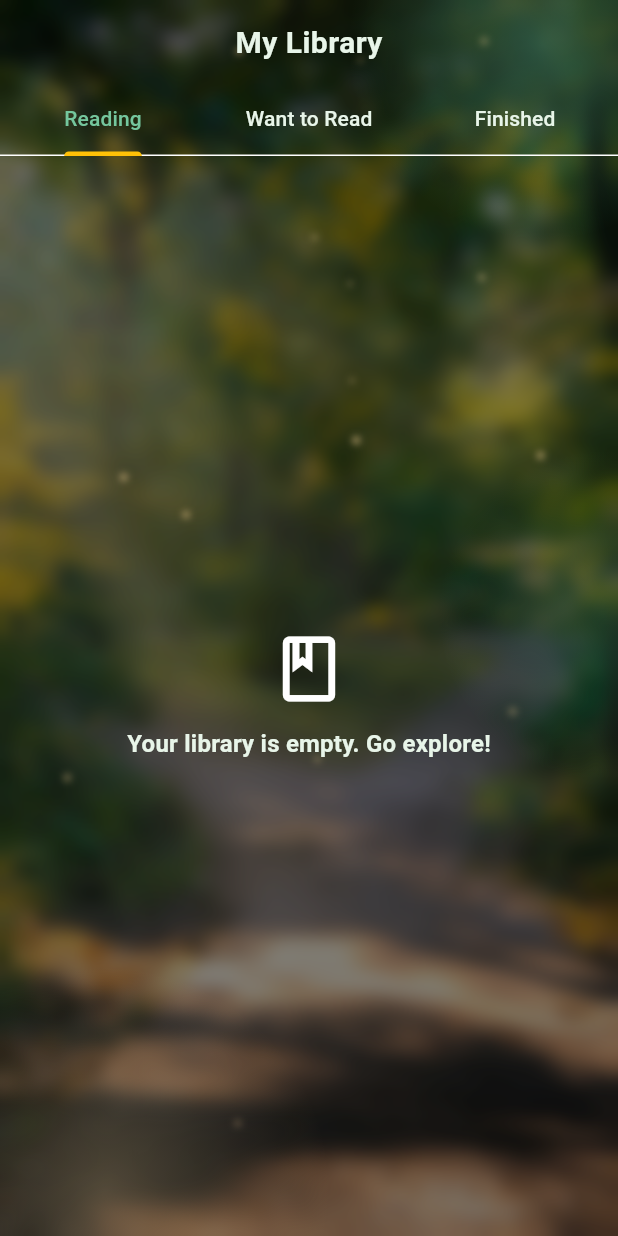
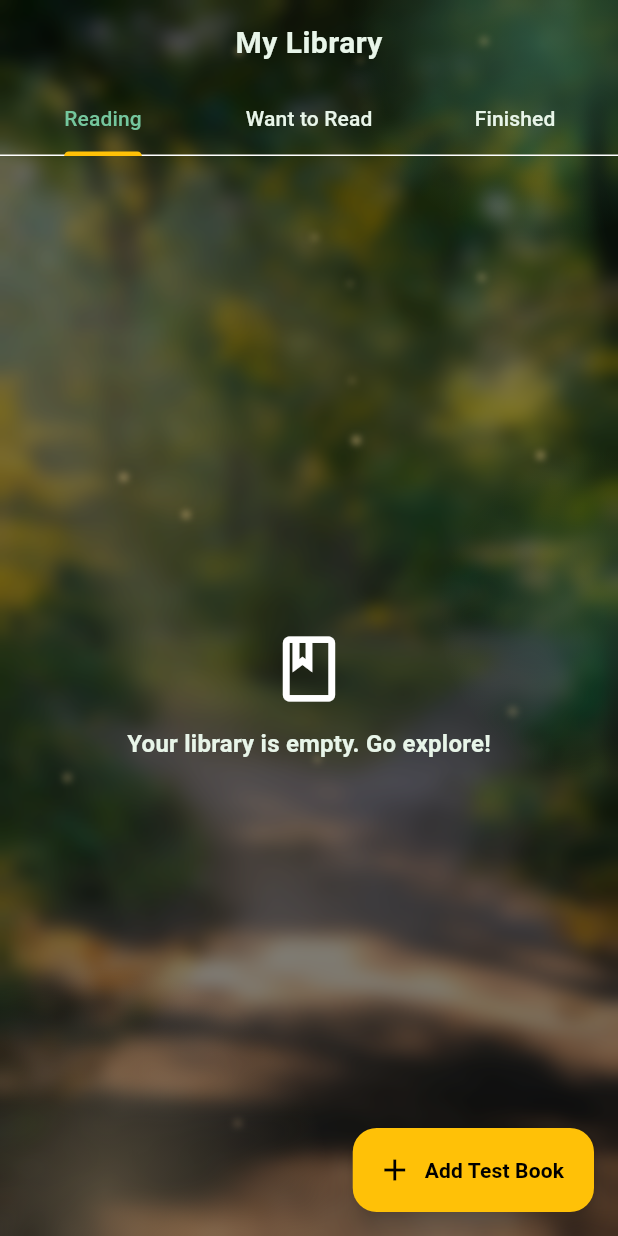
Before and after one commit to nonomasry2006-sudo/Empty-PagePal, a Flutter app: the screen it shows after launch, on a phone screen of 412 x 824 dp. Run offline on Flutter 3.47's test engine with Material 3 defaults, Android fonts, the phone set to English and light mode, and no system bars; our stand-ins replace cached_network_image, equatable, flutter_bloc, go_router, hive, hive_flutter and 1 more; accounts and stored records are empty; generated files the repository leaves out were written again.

Commit message:
feat: more library updates

```diff
--- a/lib/core/storage/hive_service.dart
+++ b/lib/core/storage/hive_service.dart
@@ -1,5 +1,7 @@
 import 'package:hive_flutter/hive_flutter.dart';
 import '../../features/library/models/shelf_book_model.dart';
+// Note: Verify this path correctly points to the frozen BookModel
+import '../../features/explore/models/book_model.dart';
 
 class HiveService {
   HiveService._();
@@ -7,9 +9,11 @@ class HiveService {
   static Future<void> init() async {
     await Hive.initFlutter();
 
-    // Register adapters
+    // Register all adapters here
     Hive.registerAdapter(ShelfStatusAdapter());
+    Hive.registerAdapter(BookModelAdapter()); // <-- Added BookModel
     Hive.registerAdapter(ShelfBookModelAdapter());
+
     await Hive.openBox<ShelfBookModel>('shelves');
   }
 }
--- a/lib/features/explore/models/book_model.dart
+++ b/lib/features/explore/models/book_model.dart
@@ -1,13 +1,25 @@
+import 'package:hive/hive.dart';
+
+part 'book_model.g.dart';
+
+@HiveType(typeId: 2)
 class BookModel {
-  const BookModel({
+  @HiveField(0)
+  final String id;
+
+  @HiveField(1)
+  final String title;
+
+  @HiveField(2)
+  final String author;
+
+  @HiveField(3)
+  final String? coverUrl;
+
+  BookModel({
     required this.id,
     required this.title,
     required this.author,
     this.coverUrl,
   });
-
-  final String id;
-  final String title;
-  final String author;
-  final String? coverUrl;
 }
--- a/lib/features/library/presentation/screens/library_screen.dart
+++ b/lib/features/library/presentation/screens/library_screen.dart
@@ -8,6 +8,7 @@ import '../../../../core/widgets/custom_app_bar.dart';
 import '../../../../core/widgets/loading_widget.dart';
 import '../../../../core/widgets/empty_widget.dart';
 import '../widgets/shelf_book_card.dart';
+import '../widgets/edit_progress_sheet.dart';
 
 class LibraryScreen extends StatefulWidget {
   const LibraryScreen({Key? key}) : super(key: key);
@@ -28,6 +29,17 @@ class _LibraryScreenState extends State<LibraryScreen> {
     return DefaultTabController(
       length: 3,
       child: Scaffold(
+        floatingActionButton: FloatingActionButton.extended(
+          onPressed: () {
+            context.read<LibraryCubit>().addDummyBook();
+          },
+          backgroundColor: Colors.amber,
+          icon: const Icon(Icons.add, color: Colors.black),
+          label: const Text(
+            'Add Test Book',
+            style: TextStyle(color: Colors.black, fontWeight: FontWeight.bold)
+          ),
+        ),
         body: GradientBackground(
           child: Column(
             children: [
@@ -82,9 +94,21 @@ class _LibraryScreenState extends State<LibraryScreen> {
       itemCount: books.length,
       itemBuilder: (context, index) {
         final book = books[index];
-        return ShelfBookCard(
-          shelfBook: book,
-          onTap: () => _showMoveBookBottomSheet(context, book),
+        return GestureDetector(
+          onLongPress: () => _showMoveBookBottomSheet(context, book),
+          child: ShelfBookCard(
+            shelfBook: book,
+            onTap: () {
+              showModalBottomSheet(
+                context: context,
+                backgroundColor: const Color(0xFF1a1a1a),
+                shape: const RoundedRectangleBorder(
+                  borderRadius: BorderRadius.vertical(top: Radius.circular(20)),
+                ),
+                builder: (context) => EditProgressSheet(shelfBook: book),
+              );
+            },
+          ),
         );
       },
     );
```
Also changed, not shown: lib/features/library/cubit/library_cubit.dart (+22 -0 lines), lib/features/library/presentation/widgets/edit_progress_sheet.dart (+108 -0 lines), lib/features/library/presentation/widgets/shelf_book_card.dart (+38 -0 lines), lib/main.dart (+3 -11 lines).
